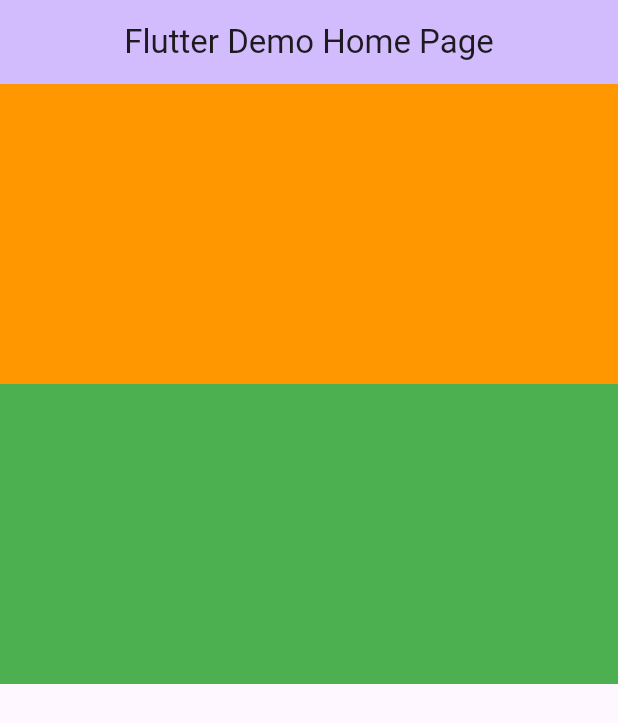
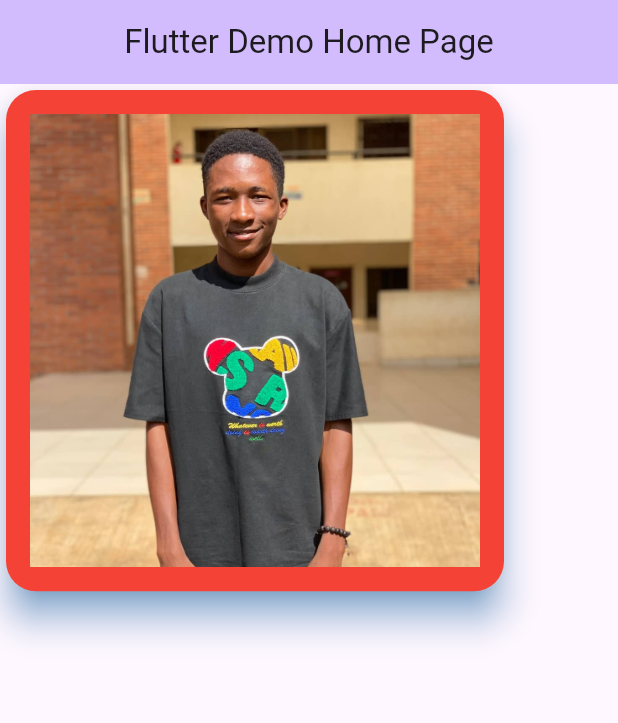
Before and after one commit to adetoyese607/flutter_widget, a Flutter app: the screen it shows after launch, on a phone screen of 412 x 824 dp. Shown: the top 723 px of the screen. Run offline on Flutter 3.47's test engine with Material 3 defaults, Android fonts, the phone set to English and light mode, and no system bars.

Commit message:
CardWidget

```diff
--- a/lib/main.dart
+++ b/lib/main.dart
@@ -203,21 +203,52 @@ class _MyHomePageState extends State<MyHomePage> {
 //               )
 //             ]),
 
-children: <Widget>[
-   Container(
-      width: double.infinity,
-      height: 200,
-      color: Colors.orange,
-    ),
-  Flexible(
-    fit: FlexFit.loose,
-    // flex: 1,
-    child: Container(
-      width: double.infinity,
-      height: 200,
-      color: Colors.green,
-    ),
-  )
+ children: <Widget>[
+  //  Flexible(
+  //    child: Container(
+  //       width: double.infinity,
+  //       height: 300,
+  //       color: Colors.orange,
+  //     ),
+  //  ),
+  //   const Spacer(flex: 1,),
+  // Flexible(
+  //   // fit: FlexFit.loose,
+  //   // flex: 1,
+  //   child: Container(
+  //     width: double.infinity,
+  //     height: 300,
+  //     color: Colors.green,
+  //   ),
+  // ),
+  //  const Spacer(flex: 2,),
+  //  Flexible(
+  //           child: Container(
+  //             width: double.infinity,
+  //             height: 300,
+  //             color: Colors.black,
+  //           ),
+  //         ),
+
+    Card(
+      color: Colors.red,
+      elevation: 10,
+      shadowColor: Colors.blue,
+      shape:const RoundedRectangleBorder(
+        borderRadius: BorderRadius.all(
+          // Radius.circular(20)
+          Radius.circular(20)
+        )
+      ),
+      child:
+    Container(
+
+      padding:const EdgeInsets.all(16.0),
+      child: Image.asset('images/ade.jpg', width: 300,
+      // height: 100,
+      )
+    ),),
+
 ],
       ),
 
```
